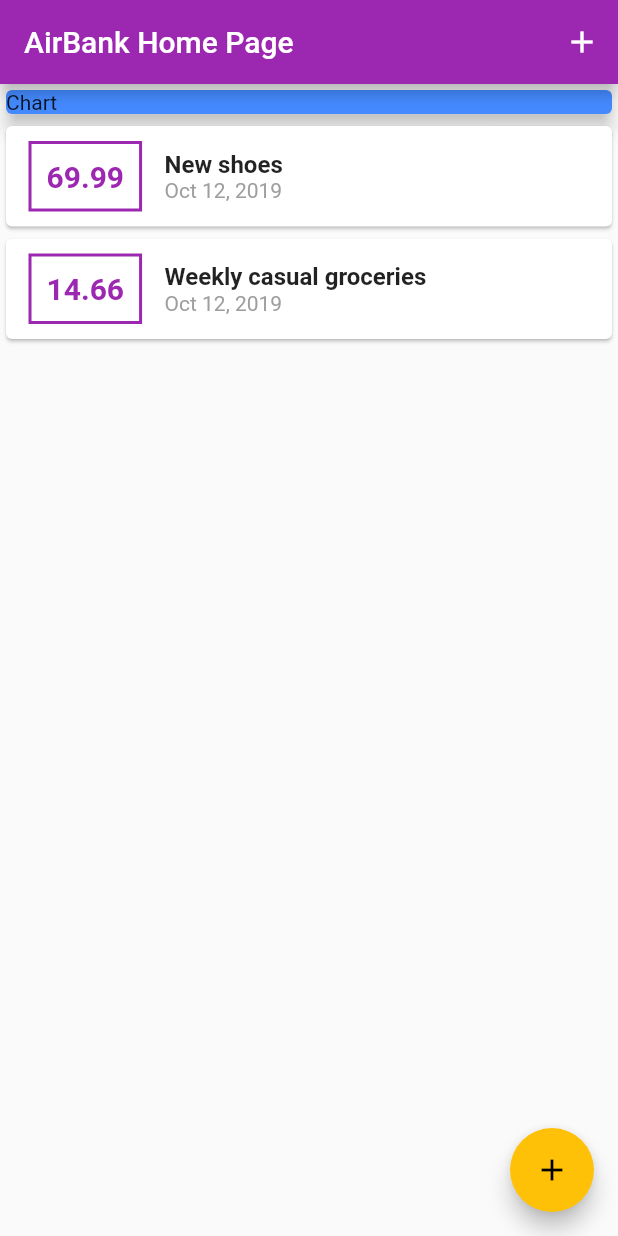
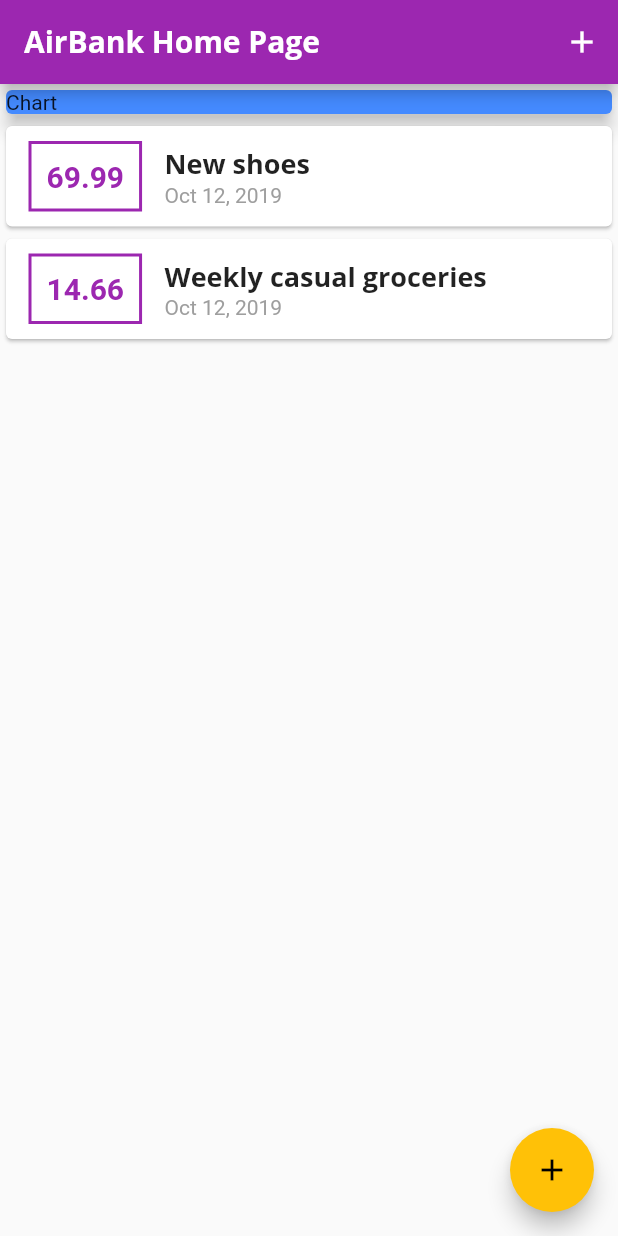
Before and after one commit to edubskiy/airbank, a Flutter app: the screen it shows after launch, on a phone screen of 412 x 824 dp. Run offline on Flutter 3.47's test engine with Material 2 defaults, Android fonts, the phone set to English and light mode, and no system bars.

Commit message:
Added custom fonts

```diff
--- a/lib/main.dart
+++ b/lib/main.dart
@@ -14,7 +14,24 @@
       title: 'AirBank',
       theme: ThemeData(
         primarySwatch: Colors.purple,
-        accentColor: Colors.amber
+        accentColor: Colors.amber,
+        fontFamily: 'Quicksand',
+        textTheme: ThemeData.light().textTheme.copyWith(
+          title: TextStyle(
+            fontFamily: 'OpenSans',
+              fontSize: 18,
+              fontWeight: FontWeight.bold
+          )
+        ),
+        appBarTheme: AppBarTheme(
+          textTheme: ThemeData.light().textTheme.copyWith(
+            title: TextStyle(
+              fontFamily: 'OpenSans',
+              fontSize: 20,
+              fontWeight: FontWeight.bold
+            )
+          )
+        )
       ),
       home: HomePage(),
     );
--- a/lib/widgets/transaction_list.dart
+++ b/lib/widgets/transaction_list.dart
@@ -43,10 +43,7 @@
                   children: <Widget>[
                     Text(
                       transactions[index].title,
-                      style: TextStyle(
-                        fontWeight: FontWeight.bold,
-                        fontSize: 16
-                      ),
+                      style: Theme.of(context).textTheme.title,
                     ),
                     Text(
                       DateFormat.yMMMd().format(transactions[index].date),
```
Also changed, not shown: pubspec.yaml (+11 -6 lines), assets/fonts/OpenSans-Bold.ttf (added), assets/fonts/OpenSans-Regular.ttf (added), assets/fonts/Quicksand-Bold.ttf (added), assets/fonts/Quicksand-Light.ttf (added), assets/fonts/Quicksand-Medium.ttf (added), assets/fonts/Quicksand-Regular.ttf (added).
